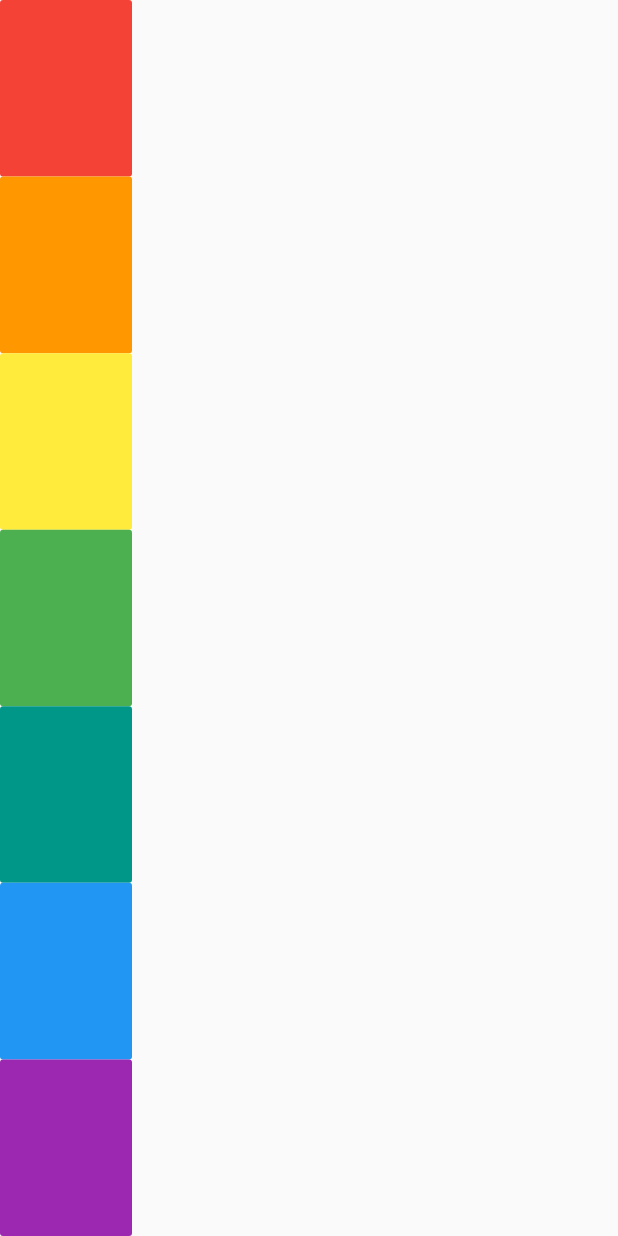
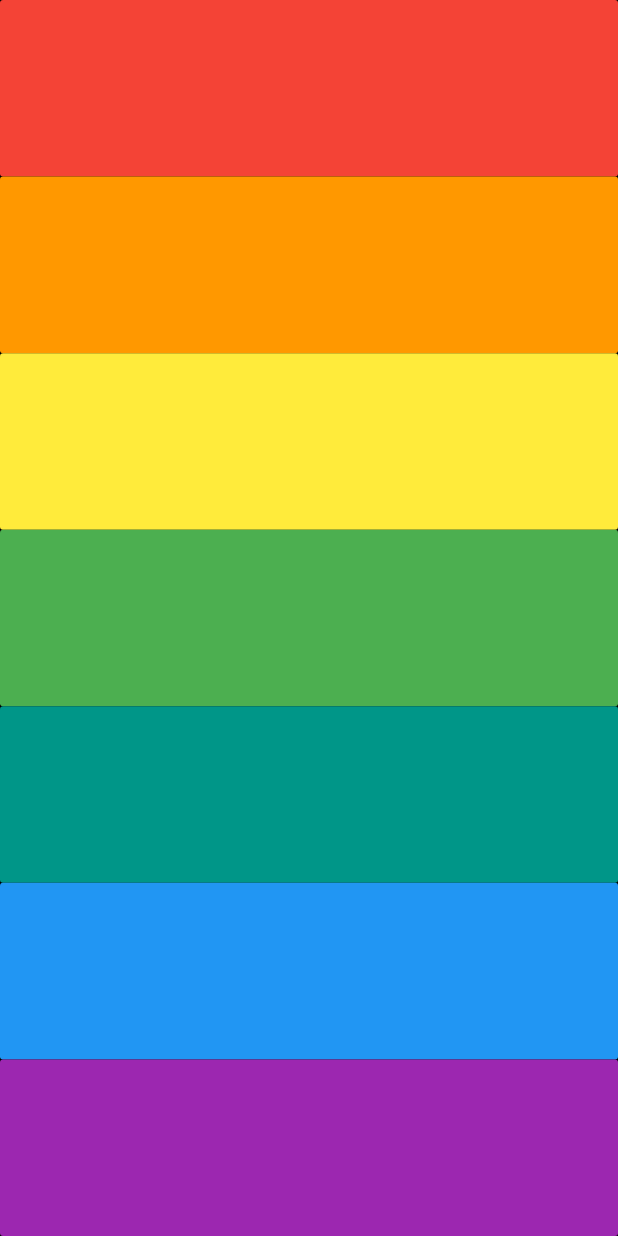
Before and after one commit to mo3sw/Flutter_small_projects, a Flutter app: the screen it shows after launch, on a phone screen of 412 x 824 dp. Run offline on Flutter 3.47's test engine with Material 2 defaults, Android fonts, the phone set to English and light mode, and no system bars; our stand-ins replace audioplayers.

Commit message:
Music: Finalizing the app design

```diff
--- a/xylophone-flutter-master/lib/main.dart
+++ b/xylophone-flutter-master/lib/main.dart
@@ -15,9 +15,12 @@ class XylophoneApp extends StatelessWidget {
   Widget build(BuildContext context) {
     return MaterialApp(
       home: Scaffold(
+        backgroundColor: Colors.black,
         body: SafeArea(
           child: Column(
             mainAxisSize: MainAxisSize.max,
+            mainAxisAlignment: MainAxisAlignment.spaceEvenly,
+            crossAxisAlignment: CrossAxisAlignment.stretch,
             children: <Widget>[
               Expanded(
                 child: FlatButton(
```
